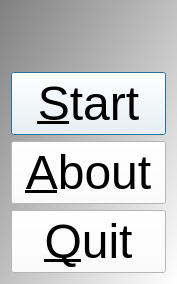
richelbilderbeek/TestQrcFile, file qttestqrcfilemenudialog.ui: the form before one commit.
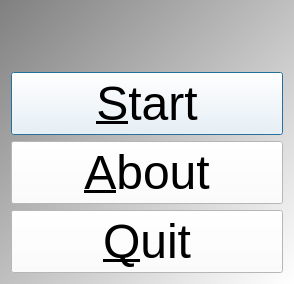
The form after the commit. Icons and pictures are not drawn.

```diff
--- a/qttestqrcfilemenudialog.ui
+++ b/qttestqrcfilemenudialog.ui
@@ -6,8 +6,8 @@
    <rect>
     <x>0</x>
     <y>0</y>
-    <width>177</width>
-    <height>194</height>
+    <width>294</width>
+    <height>273</height>
    </rect>
   </property>
   <property name="font">
```
Left out of the diff: 6 changed lines with no effect on the pictures.
